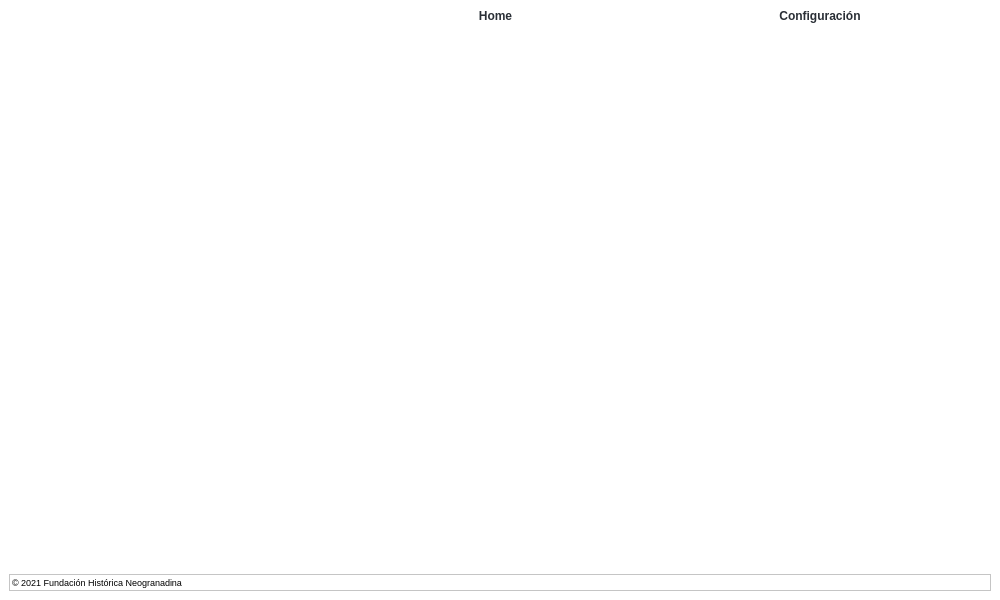
neogranadina/neo_escan, file main.ui: the form before one commit.
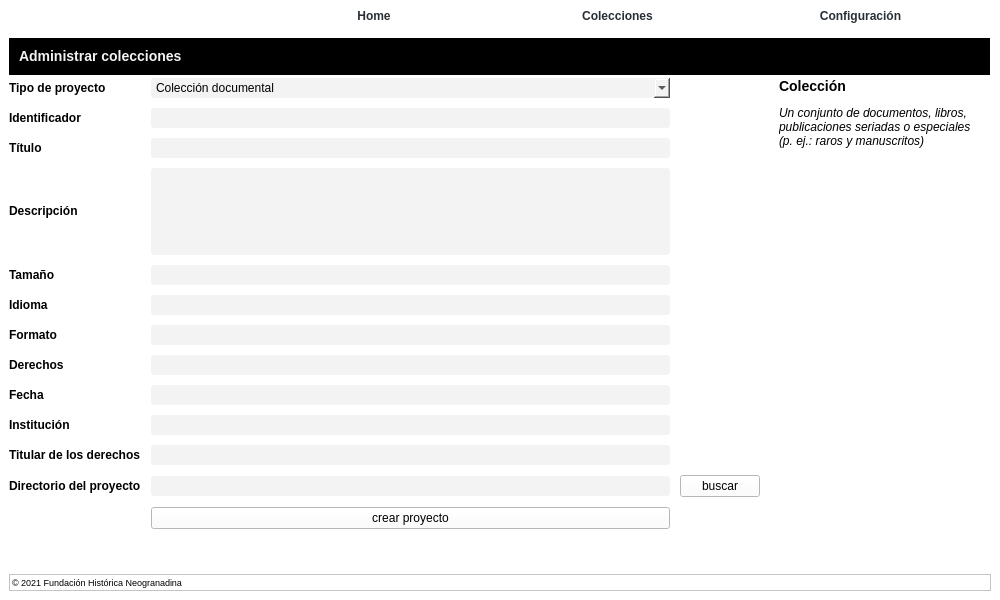
The form after the commit. The open tabs and pages were chosen to show the change. Icons and pictures are not drawn.

Commit message: página crear colección

The edit to the form file:
```diff
--- a/main.ui
+++ b/main.ui
@@ -18,39 +18,9 @@
   </property>
   <property name="palette">
    <palette>
-    <active>
-     <colorrole role="Base">
-      <brush brushstyle="SolidPattern">
-       <color alpha="255">
-        <red>255</red>
-        <green>255</green>
-        <blue>255</blue>
-       </color>
-      </brush>
-     </colorrole>
-    </active>
-    <inactive>
-     <colorrole role="Base">
-      <brush brushstyle="SolidPattern">
-       <color alpha="255">
-        <red>255</red>
-        <green>255</green>
-        <blue>255</blue>
-       </color>
-      </brush>
-     </colorrole>
-    </inactive>
-    <disabled>
-     <colorrole role="Base">
-      <brush brushstyle="SolidPattern">
-       <color alpha="255">
-        <red>239</red>
-        <green>239</green>
-        <blue>239</blue>
-       </color>
-      </brush>
-     </colorrole>
-    </disabled>
+    <active/>
+    <inactive/>
+    <disabled/>
    </palette>
   </property>
   <property name="font">
@@ -89,6 +59,18 @@
 	color: rgba(42, 47, 54, .5);
 }
 
+#crear_coleccion .QLineEdit {background-color: rgb(243, 243, 243);
+border-radius: 3px;}
+
+#crear_coleccion .QComboBox {background-color: rgb(243, 243, 243);
+border-radius: 3px;
+}
+
+#crear_coleccion .QPlainTextEdit {background-color: rgb(243, 243, 243);
+border-radius: 3px;
+}
+
+
 #config .QPushButton {
 	background-position: left center;
   	background-repeat: no-repeat;
@@ -148,6 +130,13 @@
          </property>
         </widget>
        </item>
+       <item>
+        <widget class="QPushButton" name="coleccionesButton">
+         <property name="text">
+          <string>Colecciones</string>
+         </property>
+        </widget>
+       </item>
        <item>
         <widget class="QPushButton" name="configButton">
          <property name="cursor">
@@ -174,7 +163,343 @@
         <string notr="true">border-radius: 5%;</string>
        </property>
       </widget>
-      <widget class="QWidget" name="p2"/>
+      <widget class="QWidget" name="crear_coleccion">
+       <widget class="QFrame" name="colecciones_frame">
+        <property name="geometry">
+         <rect>
+          <x>0</x>
+          <y>0</y>
+          <width>981</width>
+          <height>37</height>
+         </rect>
+        </property>
+        <property name="styleSheet">
+         <string notr="true">background-color: rgb(0, 0, 0);</string>
+        </property>
+        <property name="frameShape">
+         <enum>QFrame::StyledPanel</enum>
+        </property>
+        <property name="frameShadow">
+         <enum>QFrame::Raised</enum>
+        </property>
+        <layout class="QHBoxLayout" name="horizontalLayout_5">
+         <item>
+          <widget class="QLabel" name="colecciones_label">
+           <property name="styleSheet">
+            <string notr="true">background-color: rgba(255, 255, 255, 0);
+color: rgb(243, 243, 243);</string>
+           </property>
+           <property name="text">
+            <string>&lt;html&gt;&lt;head/&gt;&lt;body&gt;&lt;h3 style=&quot; margin-top:14px; margin-bottom:12px; margin-left:0px; margin-right:0px; -qt-block-indent:0; text-indent:0px;&quot;&gt;&lt;span style=&quot; font-size:large; font-weight:700;&quot;&gt;Administrar colecciones&lt;/span&gt;&lt;/h3&gt;&lt;/body&gt;&lt;/html&gt;</string>
+           </property>
+          </widget>
+         </item>
+        </layout>
+       </widget>
+       <widget class="QLabel" name="infocoleccion_label">
+        <property name="geometry">
+         <rect>
+          <x>770</x>
+          <y>40</y>
+          <width>201</width>
+          <height>451</height>
+         </rect>
+        </property>
+        <property name="cursor">
+         <cursorShape>IBeamCursor</cursorShape>
+        </property>
+        <property name="text">
+         <string>&lt;html&gt;&lt;head/&gt;&lt;body&gt;&lt;h3 style=&quot; margin-top:14px; margin-bottom:12px; margin-left:0px; margin-right:0px; -qt-block-indent:0; text-indent:0px;&quot;&gt;&lt;span style=&quot; font-size:large; font-weight:700; color:rgba(0,0,0,.8);&quot;&gt;Colección&lt;/span&gt;&lt;/h3&gt;&lt;p&gt;&lt;span style=&quot; font-style:italic; color:rgba(0,0,0,.8);&quot;&gt;Un conjunto de documentos, libros, publicaciones seriadas o especiales (p. ej.: raros y manuscritos)&lt;/span&gt;&lt;/p&gt;&lt;/body&gt;&lt;/html&gt;</string>
+        </property>
+        <property name="textFormat">
+         <enum>Qt::RichText</enum>
+        </property>
+        <property name="alignment">
+         <set>Qt::AlignLeading|Qt::AlignLeft|Qt::AlignTop</set>
+        </property>
+        <property name="wordWrap">
+         <bool>true</bool>
+        </property>
+        <property name="margin">
+         <number>5</number>
+        </property>
+        <property name="openExternalLinks">
+         <bool>true</bool>
+        </property>
+        <property name="textInteractionFlags">
+         <set>Qt::LinksAccessibleByMouse|Qt::TextSelectableByKeyboard|Qt::TextSelectableByMouse</set>
+        </property>
+       </widget>
+       <widget class="QWidget" name="">
+        <property name="geometry">
+         <rect>
+          <x>0</x>
+          <y>40</y>
+          <width>751</width>
+          <height>451</height>
+         </rect>
+        </property>
+        <layout class="QGridLayout" name="gridLayout">
+         <property name="spacing">
+          <number>10</number>
+         </property>
+         <item row="0" column="0">
+          <widget class="QLabel" name="contrasena_label_2">
+           <property name="text">
+            <string>&lt;html&gt;&lt;head/&gt;&lt;body&gt;&lt;p&gt;&lt;span style=&quot; font-weight:700;color:rgba(0,0,0,.8)&quot;&gt;Tipo de proyecto&lt;/span&gt;&lt;/p&gt;&lt;/body&gt;&lt;/html&gt;</string>
+           </property>
+          </widget>
+         </item>
+         <item row="0" column="1">
+          <widget class="QComboBox" name="comboBox">
+           <property name="minimumSize">
+            <size>
+             <width>250</width>
+             <height>20</height>
+            </size>
+           </property>
+           <item>
+            <property name="text">
+             <string>Colección documental</string>
+            </property>
+           </item>
+           <item>
+            <property name="text">
+             <string>Colección bibliográfica</string>
+            </property>
+           </item>
+           <item>
+            <property name="text">
+             <string>Periódicos y publicaciones seriadas</string>
+            </property>
+           </item>
+           <item>
+            <property name="text">
+             <string>Manuscritos</string>
+            </property>
+           </item>
+           <item>
+            <property name="text">
+             <string>Mapas</string>
+            </property>
+           </item>
+           <item>
+            <property name="text">
+             <string/>
+            </property>
+           </item>
+          </widget>
+         </item>
+         <item row="1" column="0">
+          <widget class="QLabel" name="contrasena_label_4">
+           <property name="text">
+            <string>&lt;html&gt;&lt;head/&gt;&lt;body&gt;&lt;p&gt;&lt;span style=&quot; font-weight:700;color:rgba(0,0,0,.8)&quot;&gt;Identificador&lt;/span&gt;&lt;/p&gt;&lt;/body&gt;&lt;/html&gt;</string>
+           </property>
+          </widget>
+         </item>
+         <item row="1" column="1">
+          <widget class="QLineEdit" name="lineEdit_2">
+           <property name="minimumSize">
+            <size>
+             <width>250</width>
+             <height>20</height>
+            </size>
+           </property>
+          </widget>
+         </item>
+         <item row="2" column="0">
+          <widget class="QLabel" name="contrasena_label_5">
+           <property name="text">
+            <string>&lt;html&gt;&lt;head/&gt;&lt;body&gt;&lt;p&gt;&lt;span style=&quot; font-weight:700;color:rgba(0,0,0,.8)&quot;&gt;Título&lt;/span&gt;&lt;/p&gt;&lt;/body&gt;&lt;/html&gt;</string>
+           </property>
+          </widget>
+         </item>
+         <item row="2" column="1">
+          <widget class="QLineEdit" name="lineEdit_3">
+           <property name="minimumSize">
+            <size>
+             <width>250</width>
+             <height>20</height>
+            </size>
+           </property>
+          </widget>
+         </item>
+         <item row="3" column="0">
+          <widget class="QLabel" name="contrasena_label_6">
+           <property name="text">
+            <string>&lt;html&gt;&lt;head/&gt;&lt;body&gt;&lt;p&gt;&lt;span style=&quot; font-weight:700;color:rgba(0,0,0,.8)&quot;&gt;Descripción&lt;/span&gt;&lt;/p&gt;&lt;/body&gt;&lt;/html&gt;</string>
+           </property>
+          </widget>
+         </item>
+         <item row="3" column="1">
+          <widget class="QPlainTextEdit" name="descripcion_text">
+           <property name="minimumSize">
+            <size>
+             <width>250</width>
+             <height>80</height>
+            </size>
+           </property>
+          </widget>
+         </item>
+         <item row="4" column="0">
+          <widget class="QLabel" name="contrasena_label_7">
+           <property name="text">
+            <string>&lt;html&gt;&lt;head/&gt;&lt;body&gt;&lt;p&gt;&lt;span style=&quot; font-weight:700;color:rgba(0,0,0,.8)&quot;&gt;Tamaño&lt;/span&gt;&lt;/p&gt;&lt;/body&gt;&lt;/html&gt;</string>
+           </property>
+          </widget>
+         </item>
+         <item row="4" column="1">
+          <widget class="QLineEdit" name="lineEdit_4">
+           <property name="minimumSize">
+            <size>
+             <width>250</width>
+             <height>20</height>
+            </size>
+           </property>
+          </widget>
+         </item>
+         <item row="5" column="0">
+          <widget class="QLabel" name="contrasena_label_8">
+           <property name="text">
+            <string>&lt;html&gt;&lt;head/&gt;&lt;body&gt;&lt;p&gt;&lt;span style=&quot; font-weight:700;color:rgba(0,0,0,.8)&quot;&gt;Idioma&lt;/span&gt;&lt;/p&gt;&lt;/body&gt;&lt;/html&gt;</string>
+           </property>
+          </widget>
+         </item>
+         <item row="5" column="1">
+          <widget class="QLineEdit" name="lineEdit_5">
+           <property name="minimumSize">
+            <size>
+             <width>250</width>
+             <height>20</height>
+            </size>
+           </property>
+          </widget>
+         </item>
+         <item row="6" column="0">
+          <widget class="QLabel" name="contrasena_label_9">
+           <property name="text">
+            <string>&lt;html&gt;&lt;head/&gt;&lt;body&gt;&lt;p&gt;&lt;span style=&quot; font-weight:700;color:rgba(0,0,0,.8)&quot;&gt;Formato&lt;/span&gt;&lt;/p&gt;&lt;/body&gt;&lt;/html&gt;</string>
+           </property>
+          </widget>
+         </item>
+         <item row="6" column="1">
+          <widget class="QLineEdit" name="lineEdit_6">
+           <property name="minimumSize">
+            <size>
+             <width>250</width>
+             <height>20</height>
+            </size>
+           </property>
+          </widget>
+         </item>
+         <item row="7" column="0">
+          <widget class="QLabel" name="contrasena_label_10">
+           <property name="text">
+            <string>&lt;html&gt;&lt;head/&gt;&lt;body&gt;&lt;p&gt;&lt;span style=&quot; font-weight:700;color:rgba(0,0,0,.8)&quot;&gt;Derechos&lt;/span&gt;&lt;/p&gt;&lt;/body&gt;&lt;/html&gt;</string>
+           </property>
+          </widget>
+         </item>
+         <item row="7" column="1">
+          <widget class="QLineEdit" name="lineEdit_7">
+           <property name="minimumSize">
+            <size>
+             <width>250</width>
+             <height>20</height>
+            </size>
+           </property>
+          </widget>
+         </item>
+         <item row="8" column="0">
+          <widget class="QLabel" name="contrasena_label_11">
+           <property name="text">
+            <string>&lt;html&gt;&lt;head/&gt;&lt;body&gt;&lt;p&gt;&lt;span style=&quot; font-weight:700;color:rgba(0,0,0,.8)&quot;&gt;Fecha&lt;/span&gt;&lt;/p&gt;&lt;/body&gt;&lt;/html&gt;</string>
+           </property>
+          </widget>
+         </item>
+         <item row="8" column="1">
+          <widget class="QLineEdit" name="lineEdit_8">
+           <property name="minimumSize">
+            <size>
+             <width>250</width>
+             <height>20</height>
+            </size>
+           </property>
+          </widget>
+         </item>
+         <item row="9" column="0">
+          <widget class="QLabel" name="contrasena_label_12">
+           <property name="text">
+            <string>&lt;html&gt;&lt;head/&gt;&lt;body&gt;&lt;p&gt;&lt;span style=&quot; font-weight:700;color:rgba(0,0,0,.8)&quot;&gt;Institución&lt;/span&gt;&lt;/p&gt;&lt;/body&gt;&lt;/html&gt;</string>
+           </property>
+          </widget>
+         </item>
+         <item row="9" column="1">
+          <widget class="QLineEdit" name="lineEdit_9">
+           <property name="minimumSize">
+            <size>
+             <width>250</width>
+             <height>20</height>
+            </size>
+           </property>
+          </widget>
+         </item>
+         <item row="10" column="0">
+          <widget class="QLabel" name="contrasena_label_13">
+           <property name="text">
+            <string>&lt;html&gt;&lt;head/&gt;&lt;body&gt;&lt;p&gt;&lt;span style=&quot; font-weight:700;color:rgba(0,0,0,.8)&quot;&gt;Titular de los derechos&lt;/span&gt;&lt;/p&gt;&lt;/body&gt;&lt;/html&gt;</string>
+           </property>
+          </widget>
+         </item>
+         <item row="10" column="1">
+          <widget class="QLineEdit" name="lineEdit_10">
+           <property name="minimumSize">
+            <size>
+             <width>250</width>
+             <height>20</height>
+            </size>
+           </property>
+          </widget>
+         </item>
+         <item row="11" column="0">
+          <widget class="QLabel" name="contrasena_label_3">
+           <property name="text">
+            <string>&lt;html&gt;&lt;head/&gt;&lt;body&gt;&lt;p&gt;&lt;span style=&quot; font-weight:700;color:rgba(0,0,0,.8)&quot;&gt;Directorio del proyecto&lt;/span&gt;&lt;/p&gt;&lt;/body&gt;&lt;/html&gt;</string>
+           </property>
+          </widget>
+         </item>
+         <item row="11" column="1">
+          <widget class="QLineEdit" name="lineEdit">
+           <property name="minimumSize">
+            <size>
+             <width>250</width>
+             <height>20</height>
+            </size>
+           </property>
+          </widget>
+         </item>
+         <item row="11" column="2">
+          <widget class="QPushButton" name="pushButton">
+           <property name="cursor">
+            <cursorShape>PointingHandCursor</cursorShape>
+           </property>
+           <property name="text">
+            <string>buscar</string>
+           </property>
+          </widget>
+         </item>
+         <item row="12" column="1">
+          <widget class="QPushButton" name="pushButton_2">
+           <property name="cursor">
+            <cursorShape>PointingHandCursor</cursorShape>
+           </property>
+           <property name="text">
+            <string>crear proyecto</string>
+           </property>
+          </widget>
+         </item>
+        </layout>
+       </widget>
+      </widget>
       <widget class="QWidget" name="p3"/>
       <widget class="QWidget" name="config">
        <widget class="QFrame" name="frame">
```
Left out of the diff: 2 changed lines with no effect on the pictures. The commit also changes 5 other files.
